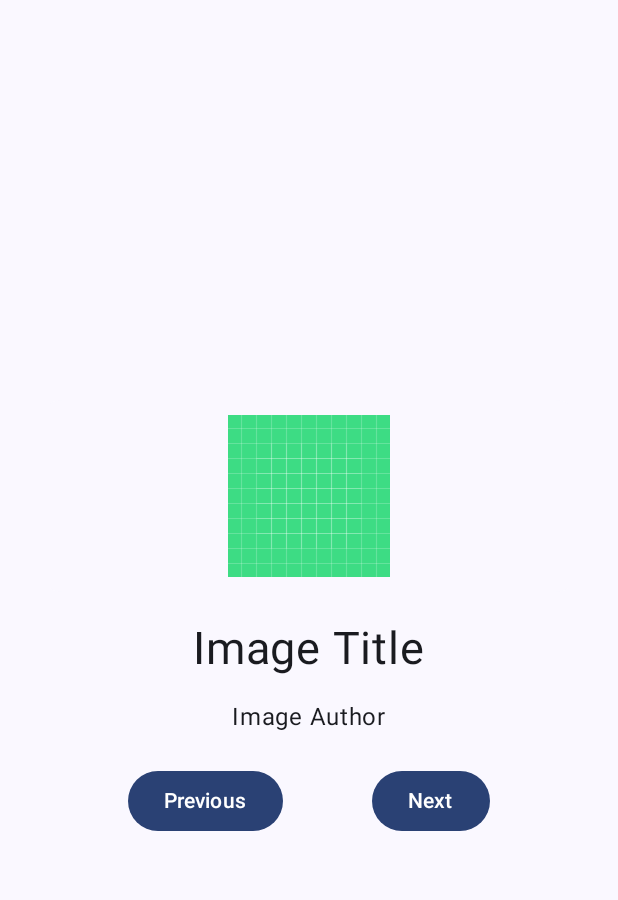
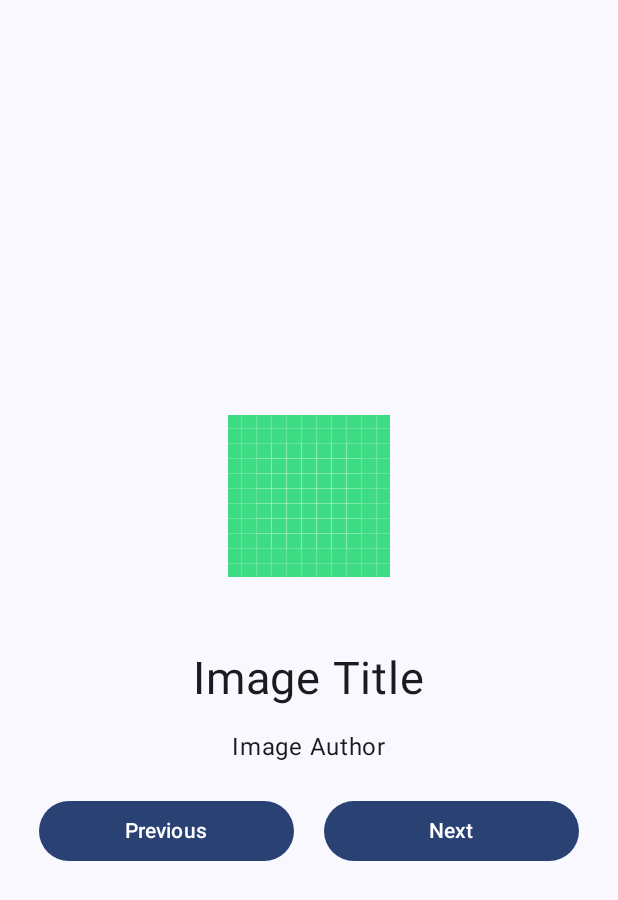
Before and after one commit to rafaover/ChildArtRoom, an Android app built with Jetpack Compose: the screen it shows after launch (MainActivity), on a phone screen of 412 x 824 dp. Shown: the top 900 px of the screen. Run offline under Robolectric (Android 15) with nearby library versions, the phone set to English and light mode, and no system bars.

Commit message:
MainActivity.kt: - Modified buttons to have same size and spacing.

```diff
--- a/app/src/main/java/com/feeltheboard/childartroom/MainActivity.kt
+++ b/app/src/main/java/com/feeltheboard/childartroom/MainActivity.kt
@@ -1,6 +1,5 @@
 package com.feeltheboard.childartroom
 
-import android.media.Image
 import android.os.Bundle
 import androidx.activity.ComponentActivity
 import androidx.activity.compose.setContent
@@ -8,7 +7,6 @@ import androidx.compose.foundation.Image
 import androidx.compose.foundation.layout.Arrangement
 import androidx.compose.foundation.layout.Column
 import androidx.compose.foundation.layout.Row
-import androidx.compose.foundation.layout.Spacer
 import androidx.compose.foundation.layout.fillMaxSize
 import androidx.compose.foundation.layout.fillMaxWidth
 import androidx.compose.foundation.layout.padding
@@ -53,16 +51,14 @@ fun MainSliderLayout() {
         Surface(
             modifier = Modifier
                 .fillMaxWidth()
-                .padding(10.dp),
+                .padding(30.dp),
             color = MaterialTheme.colorScheme.surface,
             shape = MaterialTheme.shapes.large,
         ) {
-            // Image from Database
             Image(
                 painter = painterResource(id = R.drawable.ic_launcher_background),
                 contentDescription = "Image",
                 modifier = Modifier
-                    .fillMaxWidth()
                     .padding(10.dp)
             )
         }
@@ -90,11 +86,24 @@ fun MainSliderLayout() {
             horizontalArrangement = Arrangement.SpaceEvenly,
             verticalAlignment = Alignment.CenterVertically
         ) {
-            Button(onClick = { /*TODO*/ }) {
+            // I want both buttons with the same size and a spacing between them
+            Button(
+                onClick = { /*TODO*/ },
+                modifier = Modifier
+                    .weight(1f)
+                    .padding(end = 10.dp)
+                    .fillMaxWidth(),
+            ) {
                 // Icon(painter = TODO(), contentDescription = "Previous")
                 Text(text = "Previous")
             }
-            Button(onClick = { /*TODO*/ }) {
+            Button(
+                onClick = { /*TODO*/ },
+                modifier = Modifier
+                    .weight(1f)
+                    .padding(start = 10.dp)
+                    .fillMaxWidth(),
+            ) {
                 // Icon(painter = TODO(), contentDescription = "Next")
                 Text(text = "Next")
             }
```
